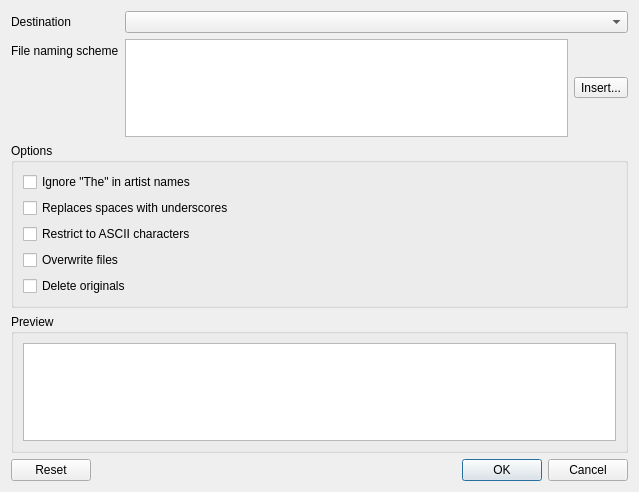
clementine-player/Clementine, file src/ui/organisedialog.ui: the form before one commit.
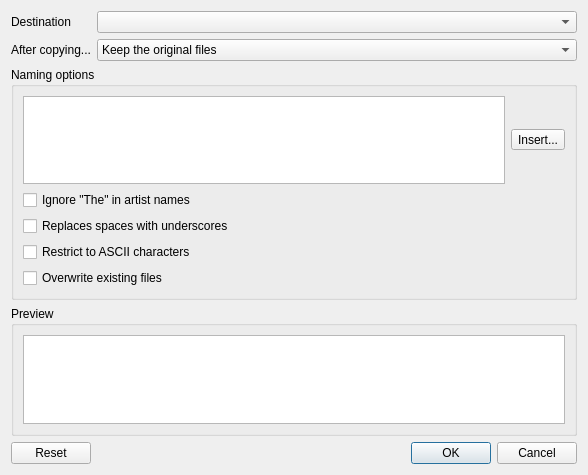
The form after the commit. Icons and pictures are not drawn. Custom widgets are drawn as their Qt base class.

Commit message: Make the Organise dialog look better when copying to an iPod

```diff
--- a/src/ui/organisedialog.ui
+++ b/src/ui/organisedialog.ui
@@ -6,8 +6,8 @@
    <rect>
     <x>0</x>
     <y>0</y>
-    <width>639</width>
-    <height>492</height>
+    <width>588</width>
+    <height>475</height>
    </rect>
   </property>
   <property name="windowTitle">
@@ -20,9 +20,6 @@
   <layout class="QVBoxLayout" name="verticalLayout_2">
    <item>
     <layout class="QFormLayout" name="formLayout">
-     <property name="fieldGrowthPolicy">
-      <enum>QFormLayout::AllNonFixedFieldsGrow</enum>
-     </property>
      <item row="0" column="0">
       <widget class="QLabel" name="label">
        <property name="text">
@@ -36,11 +33,33 @@
      <item row="1" column="0">
       <widget class="QLabel" name="label_2">
        <property name="text">
-        <string>File naming scheme</string>
+        <string>After copying...</string>
        </property>
       </widget>
      </item>
      <item row="1" column="1">
+      <widget class="QComboBox" name="aftercopying">
+       <item>
+        <property name="text">
+         <string>Keep the original files</string>
+        </property>
+       </item>
+       <item>
+        <property name="text">
+         <string>Delete the original files</string>
+        </property>
+       </item>
+      </widget>
+     </item>
+    </layout>
+   </item>
+   <item>
+    <widget class="QGroupBox" name="naming_group">
+     <property name="title">
+      <string>Naming options</string>
+     </property>
+     <layout class="QVBoxLayout" name="verticalLayout">
+      <item>
       <layout class="QHBoxLayout" name="horizontalLayout">
        <item>
         <widget class="LineTextEdit" name="naming">
@@ -69,12 +88,6 @@
        </item>
       </layout>
      </item>
-     <item row="2" column="0" colspan="2">
-      <widget class="QGroupBox" name="groupBox">
-       <property name="title">
-        <string>Options</string>
-       </property>
-       <layout class="QVBoxLayout" name="verticalLayout">
         <item>
          <widget class="QCheckBox" name="replace_the">
           <property name="text">
@@ -99,21 +112,14 @@
         <item>
          <widget class="QCheckBox" name="overwrite">
           <property name="text">
-           <string>Overwrite files</string>
-          </property>
-         </widget>
-        </item>
-        <item>
-         <widget class="QCheckBox" name="move">
-          <property name="text">
-           <string>Delete originals</string>
+         <string>Overwrite existing files</string>
           </property>
          </widget>
         </item>
        </layout>
       </widget>
      </item>
-     <item row="3" column="0" colspan="2">
+   <item>
       <widget class="QGroupBox" name="preview_group">
        <property name="title">
         <string>Preview</string>
@@ -124,8 +130,6 @@
         </item>
        </layout>
       </widget>
-     </item>
-    </layout>
    </item>
    <item>
     <widget class="QDialogButtonBox" name="buttonBox">
```
Lines whose indentation alone changed are shown as unchanged. The commit also changes 32 other files.
